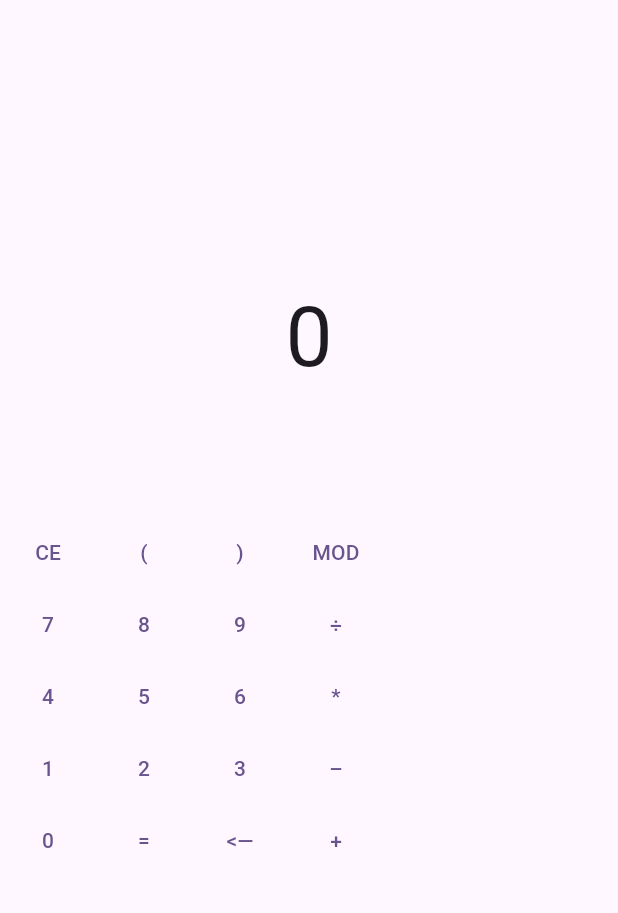
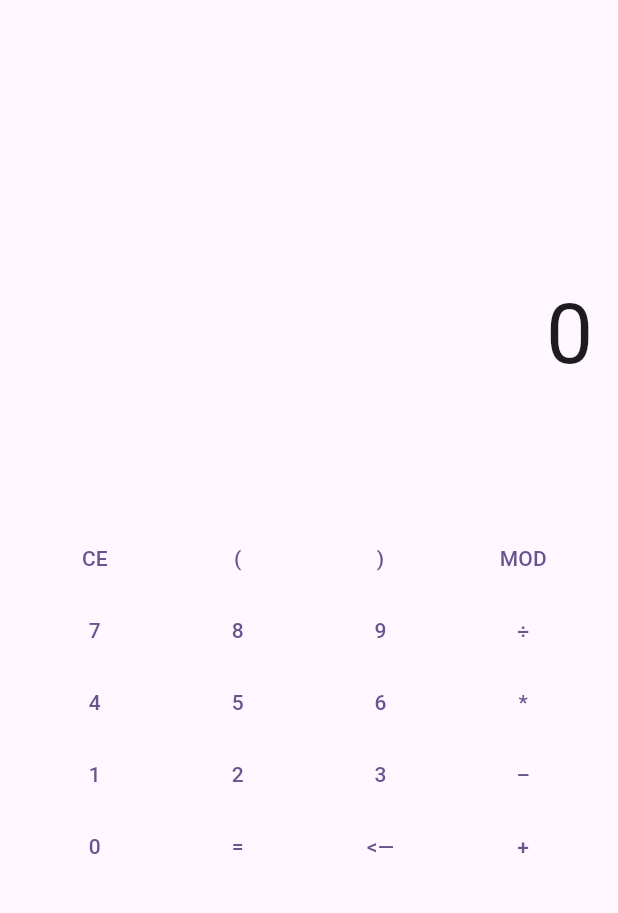
Before and after one commit to JimmyPhanfr/hw02_calculator_app, a Flutter app: the screen it shows after launch, on a phone screen of 412 x 824 dp, the part 84-997 px from its top. Run offline on Flutter 3.47's test engine with Material 3 defaults, Android fonts, the phone set to English and light mode, and no system bars; our stand-ins replace math_expressions.

Commit message:
basic formating of ui

```diff
--- a/lib/main.dart
+++ b/lib/main.dart
@@ -74,26 +74,35 @@ class _MyHomePageState extends State<MyHomePage> {
         child: Column(
           mainAxisAlignment: MainAxisAlignment.center,
           children: [
-            SizedBox(
+            Padding(
+              padding: const EdgeInsets.fromLTRB(16, 2, 16, 2),
+              child: SizedBox(
                 height: 80,
                 width: double.infinity,
                 child: FittedBox(
+                  alignment: Alignment(1.0, 0.0),
                   child: Text(
                     result,
                   ),
                 ),
               ),
-            SizedBox(
+            ),
+            Padding(
+              padding: const EdgeInsets.fromLTRB(16, 2, 16, 2),
+              child: SizedBox(
                 height: 80,
                 width: double.infinity,
                 child: FittedBox(
+                  alignment: Alignment(1.0, 0.0),
                   child: Text(
                     _entered,
                   ),
                 ),
               ),
+            ),
             // Clear, (, ), MOD
             Row(
+              mainAxisAlignment: MainAxisAlignment.spaceEvenly,
               children: [
                 TextButton(
                   child: Text('CE'),
@@ -132,6 +141,7 @@ class _MyHomePageState extends State<MyHomePage> {
             ),
             // 7 8 9 /
             Row(
+              mainAxisAlignment: MainAxisAlignment.spaceEvenly,
               children: [
                 TextButton(
                   child: Text('7'),
@@ -169,6 +179,7 @@ class _MyHomePageState extends State<MyHomePage> {
             ),
             // 4 5 6 *
             Row(
+              mainAxisAlignment: MainAxisAlignment.spaceEvenly,
               children: [
                 TextButton(
                   child: Text('4'),
@@ -206,6 +217,7 @@ class _MyHomePageState extends State<MyHomePage> {
             ),
             // 1 2 3 -
             Row(
+              mainAxisAlignment: MainAxisAlignment.spaceEvenly,
               children: [
                 TextButton(
                   child: Text('1'),
@@ -243,6 +255,7 @@ class _MyHomePageState extends State<MyHomePage> {
             ),
             // 0 = < +
             Row(
+              mainAxisAlignment: MainAxisAlignment.spaceEvenly,
               children: [
                 TextButton(
                   child: Text('0'),
```
Also changed, not shown: 4 other files. Lines whose indentation alone changed are shown as unchanged.
